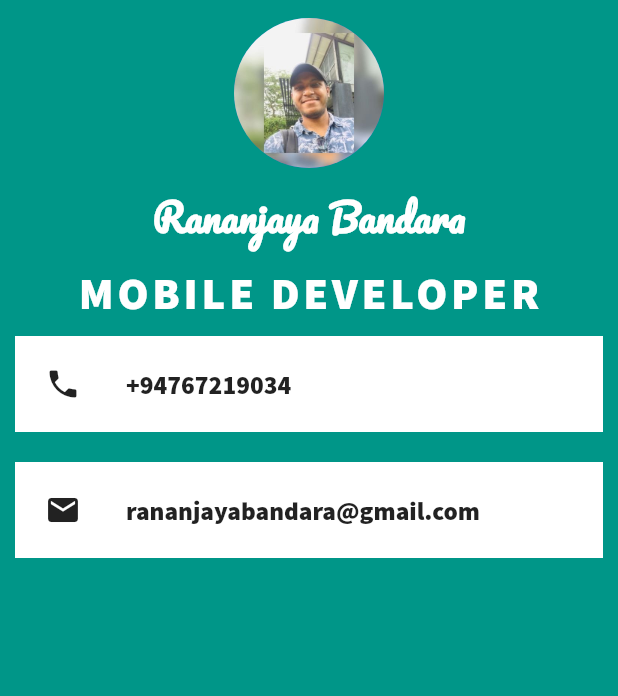
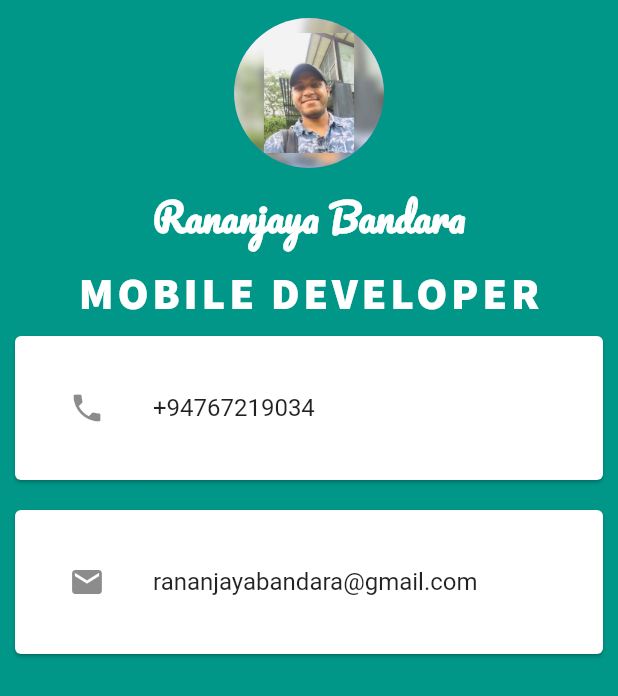
Before and after one commit to Rananjaya/flutter_new, a Flutter app: the screen it shows after launch, on a phone screen of 412 x 824 dp. Shown: the top 696 px of the screen. Run offline on Flutter 3.47's test engine with Material 2 defaults, Android fonts, the phone set to English and light mode, and no system bars.

Commit message:
add card and ListTiles

```diff
--- a/lib/main.dart
+++ b/lib/main.dart
@@ -48,46 +48,28 @@ class MyApp  extends StatelessWidget {
                         ),
                       ),
 
-                    Container(
+                    Card(
                       color: Colors.white,
                       margin: EdgeInsets.symmetric(vertical: 10.0,horizontal: 10.0),
-                      padding: EdgeInsets.all(20.0),
-                      child: Row(
-                        children: [Icon(Icons.phone),
-
-                          SizedBox(
-                            width: 30.0,
-                          ),
-
-                          Text("+94767219034",style: TextStyle(
-                            fontFamily: 'SourceSansPro',
-                            fontSize: 17.0,
-                            fontWeight: FontWeight.bold,
-                          ),),
-
-                        ],
-
+                      // padding: EdgeInsets.all(20.0),
+                      child: Padding(
+                        padding: EdgeInsets.all(20.0),
+                        child: ListTile(
+                            leading : Icon(Icons.phone),
+                            title : Text('+94767219034'),
+                        ),
                       ),
                     ),
-                    Container(
+                    Card(
                       color: Colors.white,
                       margin: EdgeInsets.symmetric(vertical: 10.0,horizontal: 10.0),
-                      padding: EdgeInsets.all(20.0),
-                      child: Row(
-                        children: [Icon(Icons.email),
-
-                          SizedBox(
-                            width: 30.0,
-                          ),
-
-                          Text("rananjayabandara@gmail.com",style: TextStyle(
-                            fontFamily: 'SourceSansPro',
-                            fontSize: 17.0,
-                            fontWeight: FontWeight.bold,
-                          )),
-
-                        ],
-
+                      // padding: EdgeInsets.all(20.0),
+                      child: Padding(
+                        padding: EdgeInsets.all(20.0),
+                        child: ListTile(
+                          leading: Icon(Icons.email),
+                          title: Text('rananjayabandara@gmail.com'),
+                        ),
                       ),
                     ),
 
```
